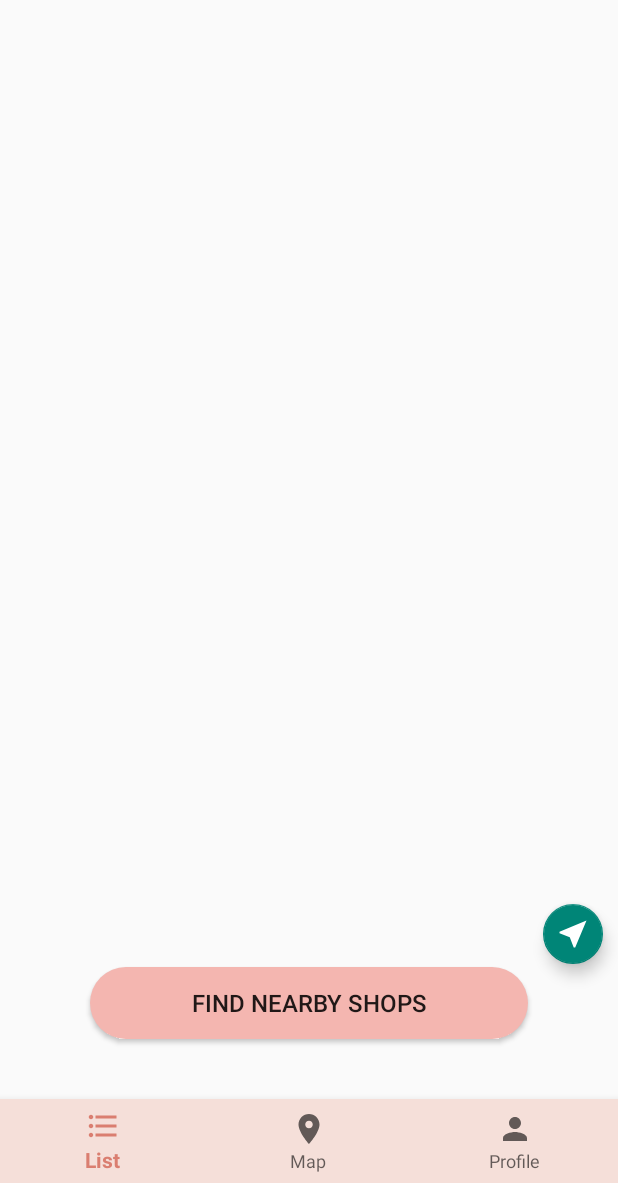
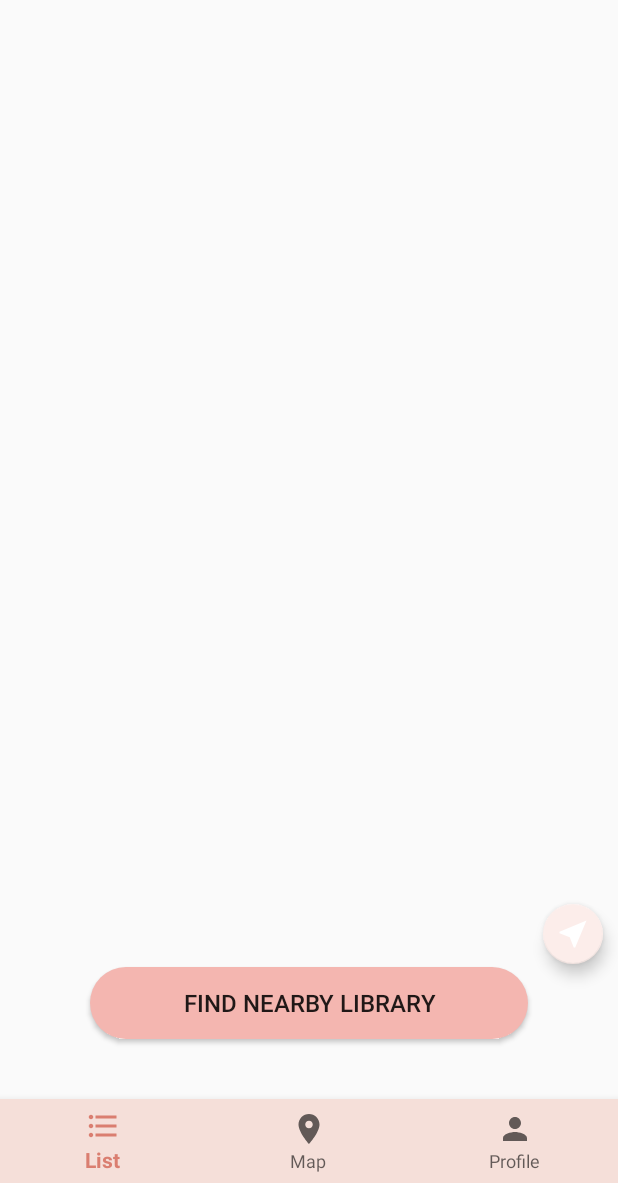
Before and after one commit to mobile-t11-1/noname_app, an Android app: the fragment MapFrag placed in its activity, on a phone screen of 412 x 824 dp, the part 53-1236 px from its top. Run offline under Robolectric (Android 15) with nearby library versions, the phone set to English and light mode, and no system bars; our stand-ins replace Firebase (no records; nobody signed in at launch, a user with empty details on screens opened directly).

Commit message:
Map button fixed

```diff
--- a/app/src/main/res/layout/fragment_map.xml
+++ b/app/src/main/res/layout/fragment_map.xml
@@ -21,19 +21,20 @@
         android:layout_centerHorizontal="true"
         android:layout_marginHorizontal="60dp"
         android:background="@drawable/normal_btn_style"
-        android:text="Find Nearby Shops"
+        android:text="Find Nearby Library"
         android:textSize="16sp" />
 
     <com.google.android.material.floatingactionbutton.FloatingActionButton
         android:id="@+id/locate_btn"
         android:layout_width="wrap_content"
         android:layout_height="wrap_content"
+        android:layout_alignParentRight="true"
         android:layout_alignParentBottom="true"
-        android:layout_alignParentRight="true"
+        android:layout_marginRight="10dp"
         android:layout_marginBottom="90dp"
-        android:layout_marginRight="10dp"
-        app:fabSize="mini"
         android:clickable="true"
-        android:src="@drawable/ic_locate" />
+        android:src="@drawable/ic_locate"
+        app:backgroundTint="#FCEDEA"
+        app:fabSize="mini" />
 
 </RelativeLayout>
```
